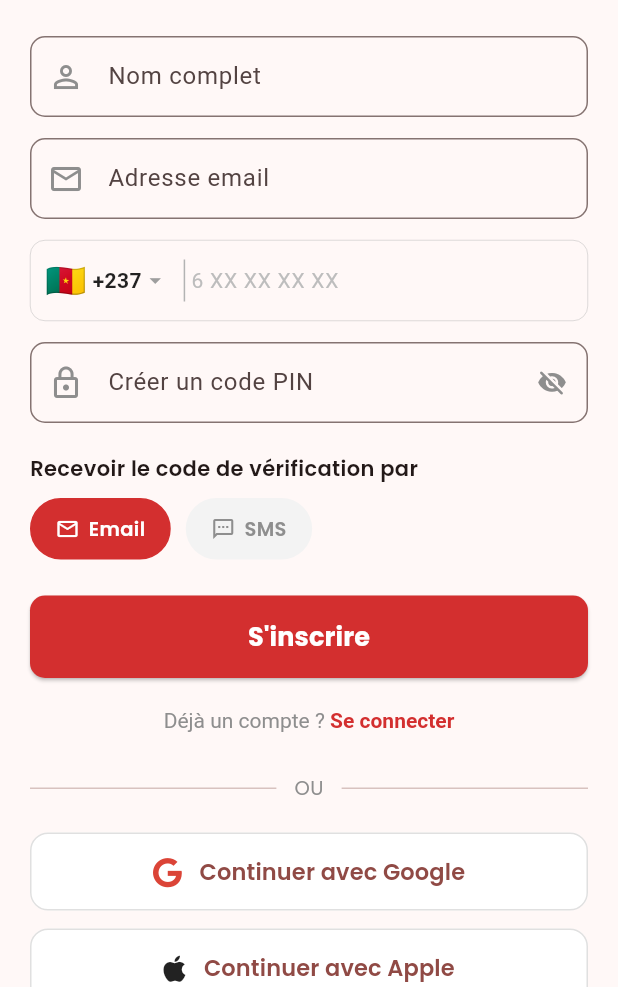
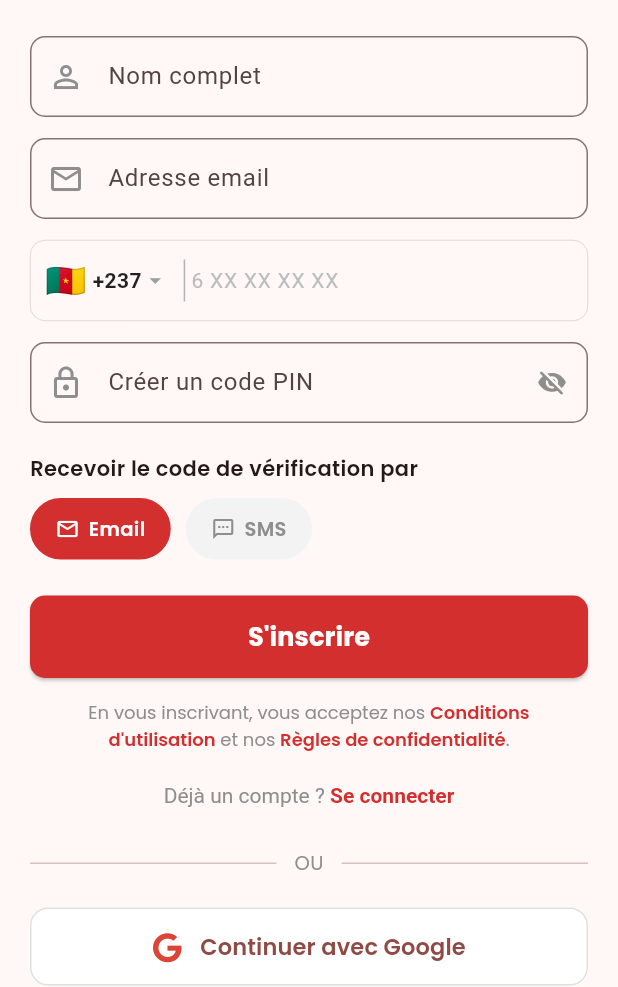
Before and after one commit to ivan878/monprof1, a Flutter app: the PrepaRegisterScreen screen opened directly, on a phone screen of 412 x 824 dp, the part 249-1236 px from its top. Run offline on Flutter 3.47's test engine with Material 3 defaults, Android fonts, the phone set to English and light mode, and no system bars; drawn by our look-alikes of oktoast; our stand-ins replace cached_network_image, dio, firebase_auth, firebase_core, firebase_messaging, flutter_local_notifications and 17 more; missing offline and left inert: screen_brightness; accounts and stored records are empty; network calls fail.

Commit message:
Gestion du deploiement ios

```diff
--- a/lib/prepa/auth/data/repository/prepa_auth_repository.dart
+++ b/lib/prepa/auth/data/repository/prepa_auth_repository.dart
@@ -6,6 +6,7 @@ import 'package:monprof/corps/utils/local_storage/app_storage_cleaner.dart';
 import 'package:monprof/prepa/auth/data/models/auth_response.dart';
 import 'package:monprof/prepa/auth/data/models/otp_initiate_result.dart';
 import 'package:monprof/prepa/auth/data/models/prepa_user.dart';
+import 'package:monprof/prepa/common/apple_review_mode.dart';
 import 'package:monprof/prepa/auth/data/services/prepa_auth_service.dart';
 import 'package:monprof/prepa/auth/data/services/prepa_oauth_service.dart';
 import 'package:monprof/prepa/auth/data/services/prepa_token_storage.dart';
@@ -196,6 +197,8 @@ class PrepaAuthRepository {
     try {
       await tokenStorage.clear();
     } catch (_) {}
+    // Le mode restreint est lié au compte : il ne doit pas survivre à la session.
+    AppleReviewMode.instance.reset();
   }
 
   // ── Helpers ─────────────────────────────────────────────────────────────────
--- a/lib/prepa/auth/screens/prepa_register_screen.dart
+++ b/lib/prepa/auth/screens/prepa_register_screen.dart
@@ -1,5 +1,6 @@
 // ignore_for_file: use_build_context_synchronously
 
+import 'package:flutter/gestures.dart';
 import 'package:flutter/material.dart';
 import 'package:flutter/services.dart';
 import 'package:font_awesome_flutter/font_awesome_flutter.dart';
@@ -20,6 +21,7 @@ import 'package:monprof/prepa/common/prepa_theme.dart';
 import 'package:monprof/prepa/home/prepa_home_screen.dart';
 import 'package:monprof/prepa/user/screens/complete_profile_screen.dart';
 import 'package:page_transition/page_transition.dart';
+import 'package:url_launcher/url_launcher.dart';
 
 class PrepaRegisterScreen extends StatefulWidget {
   const PrepaRegisterScreen({super.key});
@@ -272,6 +274,10 @@ class _PrepaRegisterScreenState extends State<PrepaRegisterScreen> {
                               ? null
                               : _onRegister,
                         ),
+                        const SizedBox(height: 14),
+
+                        // ── Acceptation des conditions ────────────────────────────
+                        const _TermsNotice(),
                         const SizedBox(height: 20),
 
                         // ── Lien vers login ───────────────────────────────────────
@@ -539,3 +545,63 @@ class _SocialButton extends StatelessWidget {
     );
   }
 }
+
+// ── Acceptation des conditions ───────────────────────────────────────────────
+
+/// Mention légale affichée sous le bouton d'inscription.
+/// L'inscription vaut acceptation : les deux documents sont consultables
+/// directement depuis les liens.
+class _TermsNotice extends StatelessWidget {
+  const _TermsNotice();
+
+  // Mêmes adresses que l'écran Paramètres
+  static const _termsUrl = 'https://prepa.mutrix.org/terms-of-service';
+  static const _privacyUrl = 'https://prepa.mutrix.org/privacy-policy';
+
+  Future<void> _open(String url) async {
+    final uri = Uri.parse(url);
+    if (await canLaunchUrl(uri)) {
+      await launchUrl(uri, mode: LaunchMode.externalApplication);
+    }
+  }
+
+  @override
+  Widget build(BuildContext context) {
+    final base = TextStyle(
+      fontFamily: 'Poppins',
+      fontSize: 12,
+      height: 1.5,
+      color: onGrey300,
+    );
+    final link = base.copyWith(
+      color: prepaPrimaryColor,
+      fontWeight: FontWeight.w600,
+    );
+
+    return Padding(
+      padding: const EdgeInsets.symmetric(horizontal: 4),
+      child: RichText(
+        textAlign: TextAlign.center,
+        text: TextSpan(
+          style: base,
+          children: [
+            const TextSpan(text: 'En vous inscrivant, vous acceptez nos '),
+            TextSpan(
+              text: "Conditions d'utilisation",
+              style: link,
+              recognizer: TapGestureRecognizer()..onTap = () => _open(_termsUrl),
+            ),
+            const TextSpan(text: ' et nos '),
+            TextSpan(
+              text: 'Règles de confidentialité',
+              style: link,
+              recognizer: TapGestureRecognizer()
+                ..onTap = () => _open(_privacyUrl),
+            ),
+            const TextSpan(text: '.'),
+          ],
+        ),
+      ),
+    );
+  }
+}
--- /dev/null
+++ b/lib/prepa/common/apple_review_mode.dart
@@ -0,0 +1,47 @@
+import 'dart:io' show Platform;
+
+import 'package:monprof/prepa/auth/data/models/prepa_user.dart';
+
+/// Mode restreint iOS.
+///
+/// Actif uniquement lorsque **les deux** conditions sont réunies : la plateforme
+/// est iOS et le compte connecté est celui de revue. Sur Android, ou pour tout
+/// autre compte, l'application se comporte normalement.
+///
+/// Le drapeau est recalculé à chaque fois que l'utilisateur courant est chargé
+/// (démarrage, connexion, rafraîchissement du profil) puis lu de façon
+/// synchrone par les écrans, qui n'ont ainsi pas à connaître la règle.
+class AppleReviewMode {
+  AppleReviewMode._();
+
+  static final AppleReviewMode instance = AppleReviewMode._();
+
+  /// Compte pour lequel le mode restreint s'applique.
+  static const String reviewEmail = 'engel@rich.dev';
+
+  bool _active = false;
+
+  bool get isActive => _active;
+
+  /// Recalcule le drapeau à partir de l'utilisateur fourni.
+  void applyTo(PrepaUser? user) {
+    _active = _matches(user);
+  }
+
+  void reset() => _active = false;
+
+  bool _matches(PrepaUser? user) {
+    if (!_isIOS) return false;
+    final email = user?.email?.trim().toLowerCase();
+    return email != null && email == reviewEmail;
+  }
+
+  /// `Platform` lève sur le web : la vérification est isolée ici.
+  bool get _isIOS {
+    try {
+      return Platform.isIOS;
+    } catch (_) {
+      return false;
+    }
+  }
+}
--- a/lib/prepa/common/widgets/user_avatar.dart
+++ b/lib/prepa/common/widgets/user_avatar.dart
@@ -57,8 +57,8 @@ class UserAvatar extends StatelessWidget {
                 fit: BoxFit.cover,
                 // Décodage à la taille d'affichage : évite de garder en mémoire
                 // une image pleine résolution pour un cercle de 44 px.
-                memCacheWidth: (size * MediaQuery.of(context).devicePixelRatio)
-                    .round(),
+                memCacheWidth:
+                    (size * MediaQuery.of(context).devicePixelRatio).round(),
                 placeholder: (_, __) => _fallback(),
                 errorWidget: (_, __, ___) => _fallback(),
               )
--- a/lib/prepa/home/widgets/dashboard_page.dart
+++ b/lib/prepa/home/widgets/dashboard_page.dart
@@ -1,5 +1,6 @@
 import 'package:flutter/material.dart';
 import 'package:monprof/corps/widgets/simple_text.dart';
+import 'package:monprof/prepa/common/apple_review_mode.dart';
 import 'package:monprof/prepa/common/prepa_theme.dart';
 import 'package:monprof/prepa/common/widgets/user_avatar.dart';
 import 'package:monprof/prepa/home/home_controller.dart';
@@ -53,6 +54,9 @@ class _DashboardPageState extends State<DashboardPage> {
                 ),
                 // Aperçu limité à 2 — la liste complète est dans l'onglet dédié.
                 HomeVosConcoursSection(ctrl: ctrl, limit: 2),
+
+                // Historique de lecture masqué en mode restreint iOS
+                if (!AppleReviewMode.instance.isActive) ...[
                   const SizedBox(height: 20),
                   HomeSectionHeader(
                     title: 'Historique des cours',
@@ -60,6 +64,7 @@ class _DashboardPageState extends State<DashboardPage> {
                     onAction: () {},
                   ),
                   HomeHistoriqueSection(ctrl: ctrl),
+                ],
               ],
             ),
           ),
@@ -83,6 +88,7 @@ class _DashboardPageState extends State<DashboardPage> {
             weight: FontWeight.bold,
           ),
           const Spacer(),
+          if (ctrl.user == null)
             UserAvatar(user: ctrl.user, size: 36, initialsSize: 13),
         ],
       ),
--- a/lib/prepa/subscription/screens/mes_codes_screen.dart
+++ b/lib/prepa/subscription/screens/mes_codes_screen.dart
@@ -7,6 +7,7 @@ import 'package:monprof/corps/utils/notify.dart';
 import 'package:monprof/corps/widgets/loading.dart';
 import 'package:monprof/corps/widgets/simple_text.dart';
 import 'package:monprof/corps/widgets/theme.dart';
+import 'package:monprof/prepa/common/apple_review_mode.dart';
 import 'package:monprof/prepa/common/prepa_theme.dart';
 import 'package:monprof/prepa/subscription/controllers/mes_codes_controller.dart';
 import 'package:monprof/prepa/subscription/data/models/subscription_code_model.dart';
@@ -42,8 +43,9 @@ class _MesCodesScreenState extends State<MesCodesScreen> {
     return Scaffold(
       backgroundColor: const Color(0xFFF5F5F5),
       appBar: AppBar(
-        title: const SimpleText(
-          text: 'Mes codes',
+        title: SimpleText(
+          // Vocabulaire aligné sur le profil en mode restreint iOS
+          text: AppleReviewMode.instance.isActive ? 'Mes Tickets' : 'Mes codes',
           size: 17,
           weight: FontWeight.bold,
         ),
--- a/lib/prepa/user/controllers/profile_controller.dart
+++ b/lib/prepa/user/controllers/profile_controller.dart
@@ -1,6 +1,7 @@
 import 'package:flutter/foundation.dart';
 import 'package:monprof/corps/utils/app_state.dart';
 import 'package:monprof/prepa/auth/data/models/prepa_user.dart';
+import 'package:monprof/prepa/common/apple_review_mode.dart';
 import 'package:monprof/prepa/user/data/repository/user_repository.dart';
 
 class PrepaProfileController extends ChangeNotifier {
@@ -14,6 +15,9 @@ class PrepaProfileController extends ChangeNotifier {
     state = AppState(status: AppStatus.loading);
     notifyListeners();
     state = await repository.getMe();
+    // Profil frais venu du serveur : c'est la source la plus fiable pour
+    // réévaluer le mode restreint iOS.
+    if (state.hasData) AppleReviewMode.instance.applyTo(state.data);
     notifyListeners();
   }
 
--- a/pubspec.yaml
+++ b/pubspec.yaml
@@ -16,7 +16,7 @@ publish_to: "none" # Remove this line if you wish to publish to pub.dev
 # https://developer.apple.com/library/archive/documentation/General/Reference/InfoPlistKeyReference/Articles/CoreFoundationKeys.html
 # In Windows, build-name is used as the major, minor, and patch parts
 # of the product and file versions while build-number is used as the build suffix.
-version: 1.0.2+6
+version: 1.0.2+7
 
 environment:
   sdk: ">=3.6.1 <4.0.0"
@@ -79,7 +79,6 @@ dependencies:
   url_launcher: ^6.3.1
   flutter_in_store_app_version_checker: ^1.10.0
   encrypt: ^5.0.3
-  receive_sharing_intent: ^1.8.1
   flutter_dotenv: ^6.0.1
   hive: ^2.2.3
   hive_flutter: ^1.1.0
```
Also changed, not shown: lib/prepa/concours/screens/concours_detail_screen.dart (+17 -3 lines), lib/prepa/home/home_controller.dart (+5 -2 lines), lib/prepa/user/screens/profile_screen.dart (+16 -11 lines), firebase.json, lib/firebase_options.dart, pubspec.lock, 10 other files. Lines whose indentation alone changed are shown as unchanged.
